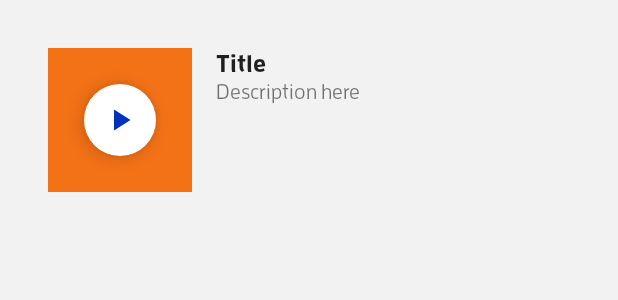
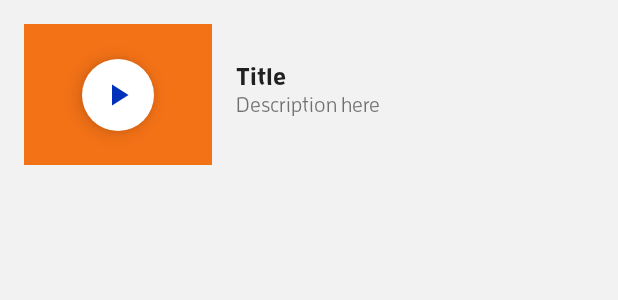
Before and after one commit to move4mobile/lichtstad-android, an Android app: the layout fragment_marker_detail.xml on its own in the app's theme, with its tools: preview values and no code run, on a phone screen of 412 x 824 dp. Shown: the top 300 px of the screen. Run offline under Robolectric (Android 15) with nearby library versions, the phone set to English and light mode, and no system bars.

Commit message:
Marker popup styling

```diff
--- a/app/src/main/java/com/move4mobile/lichtstad/model/MarkerContent.java
+++ b/app/src/main/java/com/move4mobile/lichtstad/model/MarkerContent.java
@@ -18,7 +18,7 @@ public class MarkerContent implements Parcelable {
     @Json(name = "images")
     private List<String> imageUrls;
 
-    @Json(name = "video")
+    @Json(name = "youtube")
     private MarkerVideo video;
 
     public String getTitle() {
--- a/app/src/main/res/layout/fragment_marker_detail.xml
+++ b/app/src/main/res/layout/fragment_marker_detail.xml
@@ -18,14 +18,8 @@
     </data>
 
     <android.support.constraint.ConstraintLayout
-        android:id="@+id/relativeLayout"
         android:layout_width="match_parent"
         android:layout_height="wrap_content"
-        android:layout_marginBottom="@dimen/list_content_bottom_padding"
-        android:layout_marginEnd="@dimen/list_content_end_padding"
-        android:layout_marginStart="@dimen/list_content_top_padding"
-        android:layout_marginTop="@dimen/list_content_start_padding"
-        android:minWidth="300dp"
         android:orientation="vertical"
         android:paddingBottom="@dimen/list_content_bottom_padding"
         android:paddingEnd="@dimen/list_content_end_padding"
@@ -34,14 +28,18 @@
 
         <ImageView
             android:id="@+id/image"
-            android:layout_width="@dimen/map_marker_detail_image_size"
-            android:layout_height="@dimen/map_marker_detail_image_size"
+            android:layout_width="0dp"
+            android:layout_height="0dp"
             android:layout_marginEnd="@dimen/list_start_text_end_padding"
             android:contentDescription="@{content.title}"
+            android:scaleType="centerCrop"
             android:src="@{content.imageUrls.size() > 0 ? content.imageUrls[0] : null}"
-            android:visibility="@{content.video == null ? View.VISIBLE : View.GONE}"
+            android:visibility="@{content.video == null ? View.VISIBLE : View.INVISIBLE}"
+            app:layout_constraintDimensionRatio="h,4:3"
             app:layout_constraintStart_toStartOf="parent"
             app:layout_constraintTop_toTopOf="parent"
+            app:layout_constraintWidth_default="percent"
+            app:layout_constraintWidth_percent="0.33"
             tools:background="@color/colorPrimary" />
 
         <ImageView
@@ -50,11 +48,15 @@
             android:layout_height="0dp"
             android:contentDescription="@string/video_thumbnail_description"
             android:onClick="@{(view) -> presenter.onVideoClick(content.video)}"
+            android:scaleType="centerCrop"
+            android:src="@{content.video != null ? content.video.thumbnails[`high`] : null}"
             android:visibility="@{content.video != null ? View.VISIBLE : View.GONE}"
-            app:layout_constraintBottom_toBottomOf="@+id/image"
-            app:layout_constraintEnd_toEndOf="@+id/image"
-            app:layout_constraintStart_toStartOf="@+id/image"
-            app:layout_constraintTop_toTopOf="@+id/image" />
+            app:layout_constraintBottom_toBottomOf="parent"
+            app:layout_constraintDimensionRatio="h,4:3"
+            app:layout_constraintStart_toStartOf="parent"
+            app:layout_constraintTop_toTopOf="parent"
+            app:layout_constraintWidth_default="percent"
+            app:layout_constraintWidth_percent="0.33" />
 
         <ImageView
             android:id="@+id/playButton"
@@ -69,6 +71,13 @@
             app:layout_constraintRight_toRightOf="@+id/video_thumbnail"
             app:layout_constraintTop_toTopOf="@+id/video_thumbnail" />
 
+        <android.support.constraint.Barrier
+            android:id="@+id/barrier"
+            android:layout_width="wrap_content"
+            android:layout_height="wrap_content"
+            app:barrierDirection="end"
+            app:constraint_referenced_ids="video_thumbnail,playButton,image" />
+
         <TextView
             android:id="@+id/title"
             android:layout_width="wrap_content"
@@ -78,19 +87,23 @@
             android:textColor="?android:textColorPrimary"
             android:textSize="@dimen/list_item_title_text_size"
             android:textStyle="bold"
-            app:layout_constraintStart_toEndOf="@+id/image"
+            app:layout_constraintBottom_toTopOf="@+id/description"
+            app:layout_constraintStart_toEndOf="@+id/barrier"
             app:layout_constraintTop_toTopOf="parent"
+            app:layout_constraintVertical_chainStyle="packed"
             tools:text="Title" />
 
         <TextView
             android:id="@+id/description"
             android:layout_width="0dp"
             android:layout_height="wrap_content"
+            android:layout_marginBottom="8dp"
             android:layout_marginStart="@dimen/list_start_text_end_padding"
             android:text="@{content.description}"
             android:textColor="?android:textColorSecondary"
             android:textSize="@dimen/list_item_subtitle_text_size"
-            app:layout_constraintStart_toEndOf="@+id/image"
+            app:layout_constraintBottom_toBottomOf="parent"
+            app:layout_constraintStart_toEndOf="@+id/barrier"
             app:layout_constraintTop_toBottomOf="@+id/title"
             tools:text="Description here" />
 
--- a/app/src/main/res/values/dimens.xml
+++ b/app/src/main/res/values/dimens.xml
@@ -44,6 +44,5 @@
     <dimen name="design_tab_text_size_2line" tools:override="true" tools:ignore="UnusedResources">15sp</dimen>
 
     <dimen name="map_marker_popup_max_width">400dp</dimen>
-    <dimen name="map_marker_detail_image_size">96dp</dimen>
 
 </resources>
```
Also changed, not shown: app/src/main/java/com/move4mobile/lichtstad/map/MapFragment.java (+4 -4 lines), app/src/main/java/com/move4mobile/lichtstad/map/MarkerDetailFragment.java (+26 -0 lines), app/src/main/res/values/styles.xml (+9 -0 lines).
